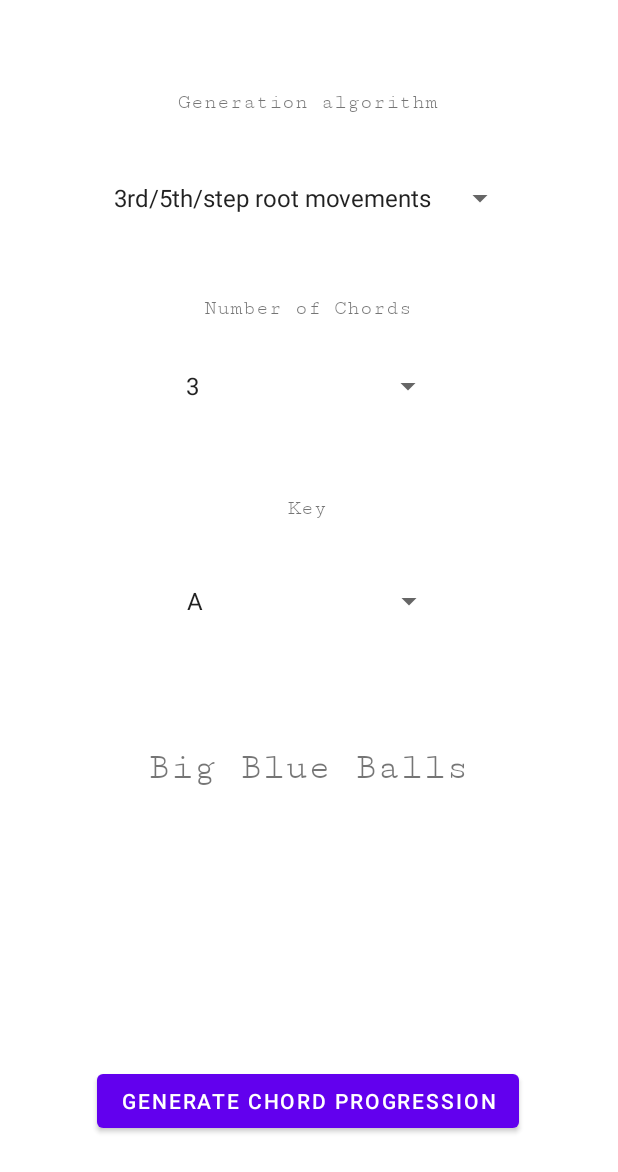
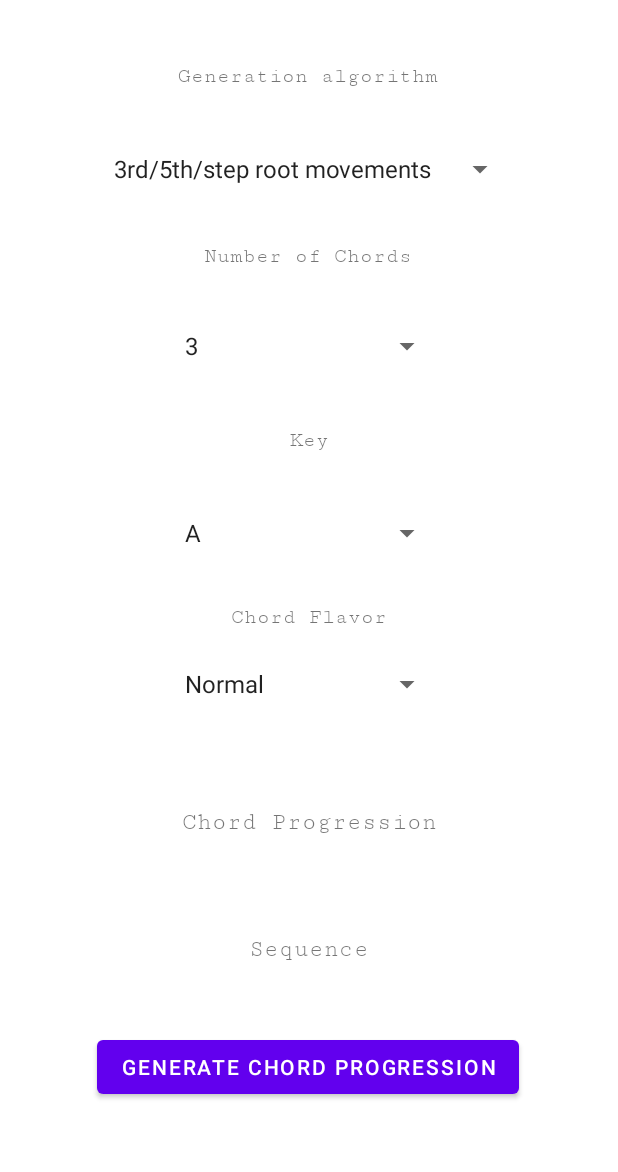
Before and after one commit to cheng-priv-proj/chord_gen_app, an Android app: the layout activity_main.xml on its own in the app's theme, with its tools: preview values and no code run, on a phone screen of 412 x 824 dp. Shown: the top 1172 px of the screen. Run offline under Robolectric (Android 15) with nearby library versions, the phone set to English and light mode, and no system bars.

Commit message:
another small update

```diff
--- a/app/src/main/res/layout/activity_main.xml
+++ b/app/src/main/res/layout/activity_main.xml
@@ -6,6 +6,49 @@
     android:layout_height="match_parent"
     tools:context=".MainActivity">
 
+
+    <TextView
+        android:id="@+id/textView6"
+        android:layout_width="236dp"
+        android:layout_height="39dp"
+        android:fontFamily="serif-monospace"
+        android:text="Sequence"
+        android:textAlignment="center"
+        android:textSize="16sp"
+        app:layout_constraintBottom_toBottomOf="parent"
+        app:layout_constraintLeft_toLeftOf="parent"
+        app:layout_constraintRight_toRightOf="parent"
+        app:layout_constraintTop_toTopOf="parent"
+        app:layout_constraintVertical_bias="0.795">
+
+    </TextView>
+
+    <TextView
+        android:id="@+id/textView5"
+        android:layout_width="wrap_content"
+        android:layout_height="wrap_content"
+        android:fontFamily="serif-monospace"
+        android:text="Chord Flavor"
+        app:layout_constraintBottom_toBottomOf="parent"
+        app:layout_constraintEnd_toEndOf="parent"
+        app:layout_constraintStart_toStartOf="parent"
+        app:layout_constraintTop_toTopOf="parent"
+        app:layout_constraintVertical_bias="0.499" />
+
+    <Spinner
+        android:id="@+id/spinner4"
+        android:layout_width="180dp"
+        android:layout_height="48dp"
+        android:contentDescription="@string/spinner_description"
+        android:entries="@array/Chord_flavor"
+        android:minHeight="48dp"
+        android:spinnerMode="dropdown"
+        app:layout_constraintBottom_toBottomOf="parent"
+        app:layout_constraintEnd_toEndOf="parent"
+        app:layout_constraintHorizontal_bias="0.497"
+        app:layout_constraintStart_toStartOf="parent"
+        app:layout_constraintTop_toTopOf="parent"
+        app:layout_constraintVertical_bias="0.557" />
 
     <Spinner
         android:id="@+id/spinner3"
@@ -17,10 +60,10 @@
         android:spinnerMode="dropdown"
         app:layout_constraintBottom_toBottomOf="parent"
         app:layout_constraintEnd_toEndOf="parent"
-        app:layout_constraintHorizontal_bias="0.502"
+        app:layout_constraintHorizontal_bias="0.497"
         app:layout_constraintStart_toStartOf="parent"
         app:layout_constraintTop_toTopOf="parent"
-        app:layout_constraintVertical_bias="0.485" />
+        app:layout_constraintVertical_bias="0.427" />
 
     <TextView
         android:id="@+id/textView4"
@@ -30,10 +73,9 @@
         android:text="Key"
         app:layout_constraintBottom_toBottomOf="parent"
         app:layout_constraintEnd_toEndOf="parent"
-        app:layout_constraintHorizontal_bias="0.498"
         app:layout_constraintStart_toStartOf="parent"
         app:layout_constraintTop_toTopOf="parent"
-        app:layout_constraintVertical_bias="0.409" />
+        app:layout_constraintVertical_bias="0.353" />
 
     <TextView
         android:id="@+id/textView3"
@@ -43,10 +85,10 @@
         android:text="Generation algorithm"
         app:layout_constraintBottom_toBottomOf="parent"
         app:layout_constraintEnd_toEndOf="parent"
-        app:layout_constraintHorizontal_bias="0.498"
+        app:layout_constraintHorizontal_bias="0.497"
         app:layout_constraintStart_toStartOf="parent"
         app:layout_constraintTop_toTopOf="parent"
-        app:layout_constraintVertical_bias="0.074" />
+        app:layout_constraintVertical_bias="0.053" />
 
     <Spinner
         android:id="@+id/spinner2"
@@ -60,21 +102,21 @@
         app:layout_constraintEnd_toEndOf="parent"
         app:layout_constraintStart_toStartOf="parent"
         app:layout_constraintTop_toTopOf="parent"
-        app:layout_constraintVertical_bias="0.139" />
+        app:layout_constraintVertical_bias="0.114" />
 
     <TextView
         android:id="@+id/textView"
-        android:layout_width="wrap_content"
-        android:layout_height="wrap_content"
+        android:layout_width="359dp"
+        android:layout_height="40dp"
         android:fontFamily="serif-monospace"
-        android:text="Big Blue Balls"
-        android:textSize="25sp"
+        android:text="Chord Progression"
+        android:textAlignment="center"
+        android:textSize="16sp"
         app:layout_constraintBottom_toBottomOf="parent"
-        app:layout_constraintHorizontal_bias="0.498"
         app:layout_constraintLeft_toLeftOf="parent"
         app:layout_constraintRight_toRightOf="parent"
         app:layout_constraintTop_toTopOf="parent"
-        app:layout_constraintVertical_bias="0.625">
+        app:layout_constraintVertical_bias="0.688">
 
     </TextView>
 
@@ -82,13 +124,12 @@
         android:id="@+id/button_roll"
         android:layout_width="wrap_content"
         android:layout_height="wrap_content"
-        android:layout_marginTop="184dp"
+        android:layout_marginTop="108dp"
         android:text="Generate chord progression"
         app:layout_constraintHorizontal_bias="0.496"
         app:layout_constraintLeft_toLeftOf="parent"
         app:layout_constraintRight_toRightOf="parent"
-        app:layout_constraintTop_toBottomOf="@+id/textView">
-    </Button>
+        app:layout_constraintTop_toBottomOf="@+id/textView"></Button>
 
     <TextView
         android:id="@+id/textView2"
@@ -101,7 +142,7 @@
         app:layout_constraintHorizontal_bias="0.498"
         app:layout_constraintStart_toStartOf="parent"
         app:layout_constraintTop_toTopOf="parent"
-        app:layout_constraintVertical_bias="0.244" />
+        app:layout_constraintVertical_bias="0.201" />
 
     <Spinner
         android:id="@+id/spinner"
@@ -113,9 +154,10 @@
         android:spinnerMode="dropdown"
         app:layout_constraintBottom_toBottomOf="parent"
         app:layout_constraintEnd_toEndOf="parent"
+        app:layout_constraintHorizontal_bias="0.497"
         app:layout_constraintStart_toStartOf="parent"
         app:layout_constraintTop_toTopOf="parent"
-        app:layout_constraintVertical_bias="0.301" />
+        app:layout_constraintVertical_bias="0.266" />
 
 
 </androidx.constraintlayout.widget.ConstraintLayout>
--- a/app/src/main/res/values/strings.xml
+++ b/app/src/main/res/values/strings.xml
@@ -31,7 +31,9 @@
         <item>G#/A♭</item>
     </string-array>
 
-
-
+    <string-array name="Chord_flavor">
+        <item>Normal</item>
+        <item>Maj7</item>
+    </string-array>
 
 </resources>
```
Also changed, not shown: app/src/main/java/com/example/guitarchordprogressionproject/MainActivity.kt (+52 -25 lines).
